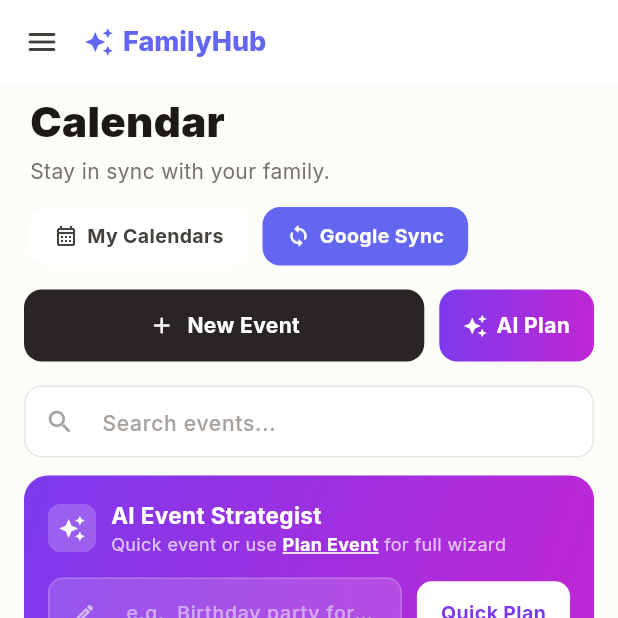
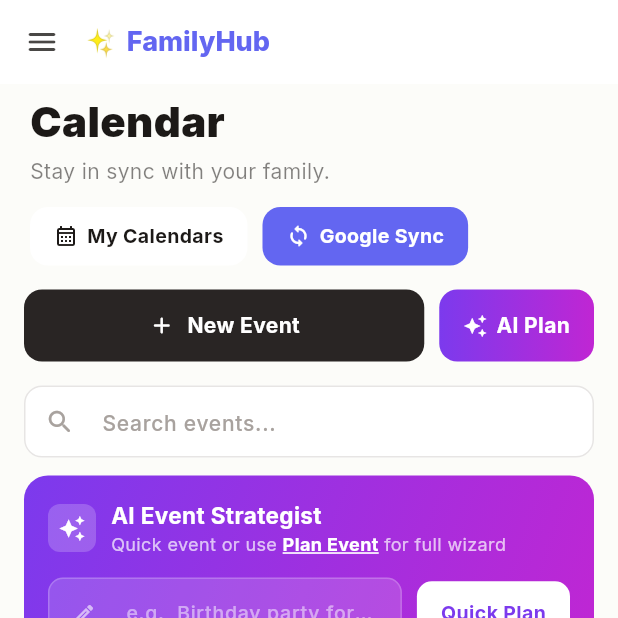
Before and after one commit to mrmrslobos/lobo-hub-flutter, a Flutter app: the CalendarScreen screen opened by its route, on a phone screen of 412 x 824 dp, the top half of it. Run offline on Flutter 3.47's test engine with Material 3 defaults, Android fonts, the phone set to English and light mode, and no system bars; drawn by our look-alikes of table_calendar; our stand-ins replace cached_network_image, connectivity_plus, file_picker, firebase_core, firebase_messaging, fl_chart and 11 more; missing offline and left inert: encrypt, extension_google_sign_in_as_googleapis_auth, googleapis, purchases_flutter; accounts and stored records are empty; network calls fail.

Commit message:
style: align shell UI with theme and shared app bar
- FamilyHubAppBar: optional actions, ColorScheme surfaces (light/dark).
- Tasks, Calendar, Chat use FamilyHubAppBar; chat keeps search in actions.
- Subscription, list detail, devotional sub-screens: theme-aware AppBars.
- Auth scaffold uses AppTheme.background; calendar chip uses scheme surface.
- PageHeader, EmptyState, SectionCard, PriorityBadge: theme tokens.

Co-authored-by: mrmrslobos <mrmrslobos@users.noreply.github.com>

```diff
--- a/lib/screens/auth/auth_screen.dart
+++ b/lib/screens/auth/auth_screen.dart
@@ -540,7 +540,7 @@ class _AuthScreenState extends State<AuthScreen> {
   @override
   Widget build(BuildContext context) {
     return Scaffold(
-      backgroundColor: const Color(0xFFFCFCF9),
+      backgroundColor: AppTheme.background,
       body: Stack(
         children: [
           SafeArea(
--- a/lib/screens/calendar/calendar_screen.dart
+++ b/lib/screens/calendar/calendar_screen.dart
@@ -477,28 +477,7 @@ class _CalendarScreenState extends State<CalendarScreen> {
 
         return Scaffold(
           drawer: const AppDrawer(),
-          // backgroundColor handled by theme
-          appBar: AppBar(
-            backgroundColor: Colors.white,
-            elevation: 0,
-            scrolledUnderElevation: 0,
-            leading: Builder(
-              builder: (context) => IconButton(
-                icon: const Icon(Icons.menu_rounded, color: AppTheme.stone700),
-                onPressed: () => Scaffold.of(context).openDrawer(),
-              ),
-            ),
-            title: Row(
-              mainAxisSize: MainAxisSize.min,
-              children: [
-                Icon(Icons.auto_awesome, size: 20, color: AppTheme.primary),
-                const SizedBox(width: 6),
-                const Text('FamilyHub', style: TextStyle(fontFamily: 'Inter', fontWeight: FontWeight.w800, fontSize: 18, color: AppTheme.primary)),
-              ],
-            ),
-            centerTitle: false,
-            titleSpacing: 0,
-          ),
+          appBar: const FamilyHubAppBar(),
           body: ListView(
             padding: EdgeInsets.zero,
             children: [
@@ -511,8 +490,8 @@ class _CalendarScreenState extends State<CalendarScreen> {
                     icon: Icons.calendar_month_outlined,
                     label: 'My Calendars',
                     onTap: _showMyCalendars,
-                    backgroundColor: Colors.white,
-                    foregroundColor: AppTheme.stone700,
+                    backgroundColor: Theme.of(context).colorScheme.surface,
+                    foregroundColor: Theme.of(context).colorScheme.onSurface,
                   ),
                   ActionChipButton(
                     icon: Icons.sync_rounded,
--- a/lib/widgets/common_widgets.dart
+++ b/lib/widgets/common_widgets.dart
@@ -19,11 +19,12 @@ class SectionCard extends StatelessWidget {
 
   @override
   Widget build(BuildContext context) {
+    final outline = Theme.of(context).dividerColor;
     final card = Container(
       decoration: BoxDecoration(
         color: color ?? Theme.of(context).colorScheme.surface,
         borderRadius: BorderRadius.circular(20),
-        border: Border.all(color: AppTheme.stone100),
+        border: Border.all(color: outline),
       ),
       padding: padding ?? const EdgeInsets.all(16),
       child: child,
@@ -70,7 +71,7 @@ class EmptyState extends StatelessWidget {
             Text(
               title,
               style: Theme.of(context).textTheme.titleMedium?.copyWith(
-                color: AppTheme.stone700,
+                color: Theme.of(context).colorScheme.onSurface.withValues(alpha: 0.8),
               ),
               textAlign: TextAlign.center,
             ),
@@ -78,7 +79,7 @@ class EmptyState extends StatelessWidget {
             Text(
               subtitle,
               style: Theme.of(context).textTheme.bodyMedium?.copyWith(
-                color: AppTheme.stone400,
+                color: Theme.of(context).colorScheme.onSurface.withValues(alpha: 0.5),
               ),
               textAlign: TextAlign.center,
             ),
@@ -105,15 +106,15 @@ class PriorityBadge extends StatelessWidget {
     String label;
     switch (priority.toUpperCase()) {
       case 'HIGH':
-        color = const Color(0xFFDC2626);
+        color = AppTheme.error;
         label = 'High';
         break;
       case 'MEDIUM':
-        color = const Color(0xFFD97706);
+        color = AppTheme.warning;
         label = 'Med';
         break;
       default:
-        color = const Color(0xFF16A34A);
+        color = AppTheme.success;
         label = 'Low';
     }
 
@@ -594,6 +595,7 @@ class PageHeader extends StatelessWidget {
 
   @override
   Widget build(BuildContext context) {
+    final cs = Theme.of(context).colorScheme;
     return Padding(
       padding: const EdgeInsets.fromLTRB(20, 8, 20, 16),
       child: Column(
@@ -601,11 +603,11 @@ class PageHeader extends StatelessWidget {
         children: [
           Text(
             title,
-            style: const TextStyle(
+            style: TextStyle(
               fontFamily: 'Inter',
               fontSize: 28,
               fontWeight: FontWeight.w900,
-              color: AppTheme.stone900,
+              color: cs.onSurface,
               height: 1.2,
             ),
           ),
@@ -613,11 +615,11 @@ class PageHeader extends StatelessWidget {
             const SizedBox(height: 6),
             Text(
               subtitle!,
-              style: const TextStyle(
+              style: TextStyle(
                 fontFamily: 'Inter',
                 fontSize: 14,
                 fontWeight: FontWeight.w400,
-                color: AppTheme.stone500,
+                color: cs.onSurface.withValues(alpha: 0.55),
                 height: 1.4,
               ),
             ),
@@ -778,20 +780,24 @@ class OnboardingCard extends StatelessWidget {
 // ─── Custom App Bar for FamilyHub ────────────────────────────────────────────
 class FamilyHubAppBar extends StatelessWidget implements PreferredSizeWidget {
   final VoidCallback? onMenuTap;
+  final List<Widget>? actions;
 
-  const FamilyHubAppBar({super.key, this.onMenuTap});
+  const FamilyHubAppBar({super.key, this.onMenuTap, this.actions});
 
   @override
   Size get preferredSize => const Size.fromHeight(56);
 
   @override
   Widget build(BuildContext context) {
+    final cs = Theme.of(context).colorScheme;
+    final onSurf = cs.onSurface;
     return AppBar(
-      backgroundColor: AppTheme.surface,
+      backgroundColor: cs.surface,
+      foregroundColor: onSurf,
       elevation: 0,
       scrolledUnderElevation: 0,
       leading: IconButton(
-        icon: const Icon(Icons.menu_rounded, color: AppTheme.stone700),
+        icon: Icon(Icons.menu_rounded, color: onSurf.withValues(alpha: 0.8)),
         onPressed: onMenuTap ?? () => Scaffold.of(context).openDrawer(),
       ),
       title: Row(
@@ -799,23 +805,23 @@ class FamilyHubAppBar extends StatelessWidget implements PreferredSizeWidget {
         children: [
           Text(
             String.fromCharCode(0x2728), // sparkle
-            style: const TextStyle(fontSize: 18),
+            style: TextStyle(fontSize: 18, color: onSurf.withValues(alpha: 0.9)),
           ),
           const SizedBox(width: 6),
-          const Text(
+          Text(
             'FamilyHub',
             style: TextStyle(
               fontFamily: 'Inter',
               fontWeight: FontWeight.w800,
               fontSize: 18,
-              color: AppTheme.primary,
+              color: cs.primary,
             ),
           ),
         ],
       ),
       centerTitle: false,
       titleSpacing: 0,
-      actions: const [],
+      actions: actions ?? const [],
     );
   }
 }
```
Also changed, not shown: lib/screens/chat/chat_screen.dart (+6 -23 lines), lib/screens/devotional/devotional_screen.dart (+8 -6 lines), lib/screens/lists/lists_screen.dart (+6 -5 lines), lib/screens/subscription/subscription_screen.dart (+12 -3 lines), lib/screens/tasks/tasks_screen.dart (+1 -22 lines).
